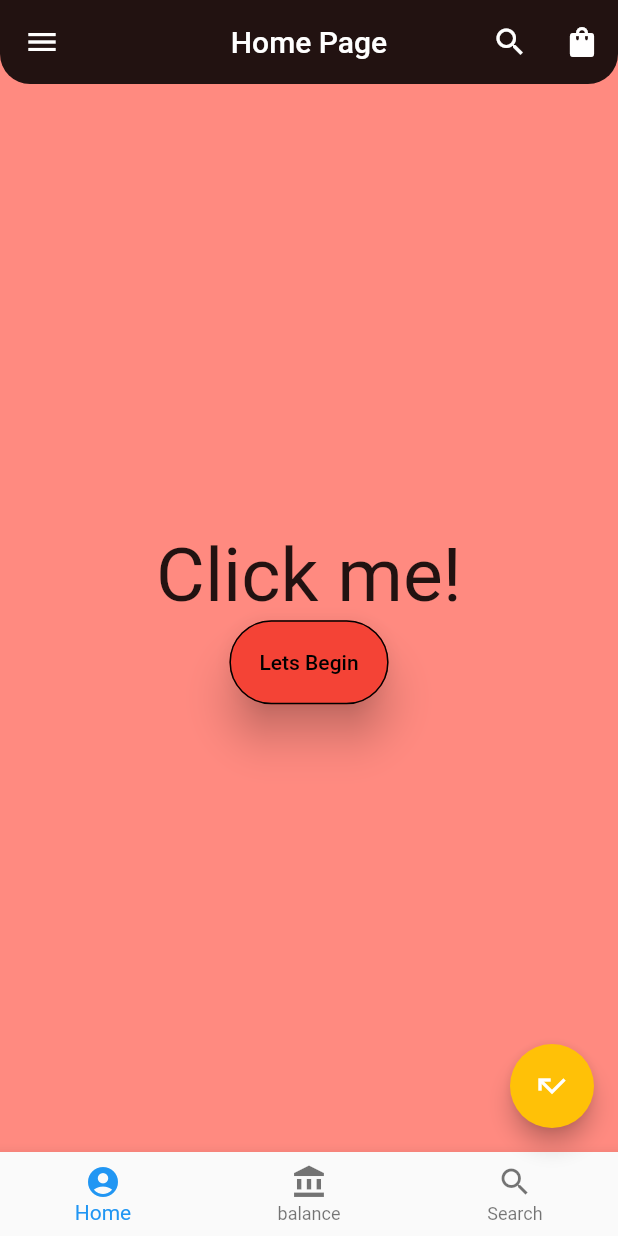
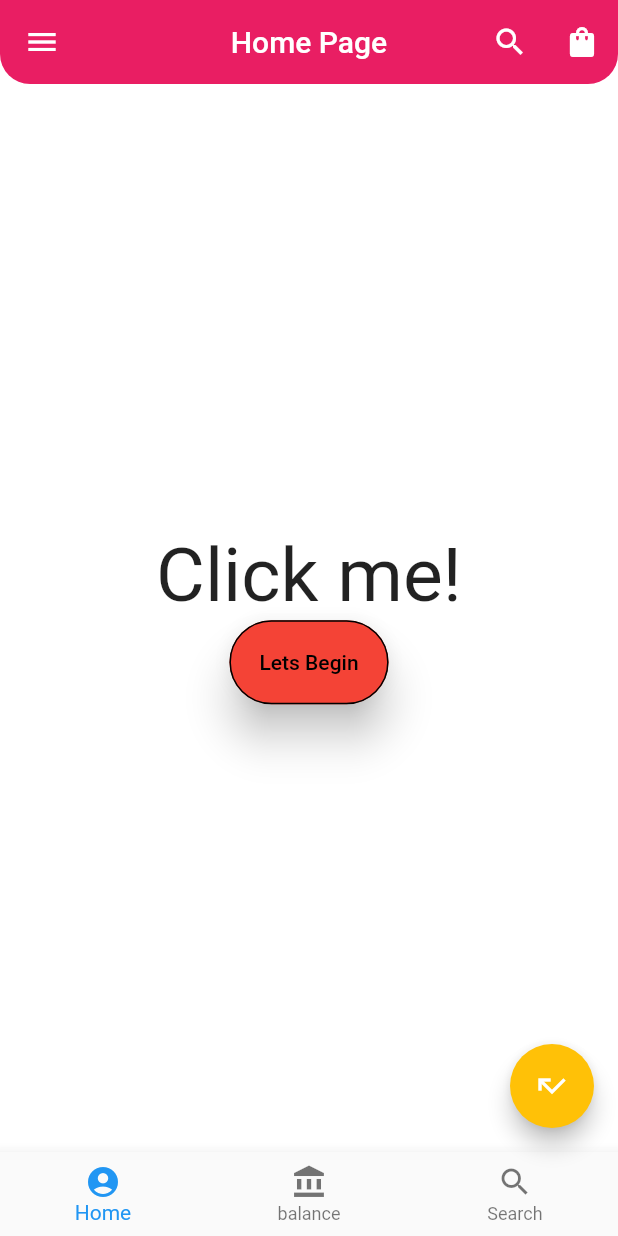
Before and after one commit to ankitojha07/daily_flutter_challenge, a Flutter app: the screen it shows after launch, on a phone screen of 412 x 824 dp. Run offline on Flutter 3.47's test engine with Material 2 defaults, Android fonts, the phone set to English and light mode, and no system bars; our stand-ins replace font_awesome_flutter.

Commit message:
navigation drawr added

```diff
--- a/lib/Screens/Home.dart
+++ b/lib/Screens/Home.dart
@@ -11,7 +11,6 @@ class HomePage extends StatelessWidget {
   Widget build(BuildContext context) {
     return Scaffold(
       appBar: AppBar(
-        leading: IconButton(icon: Icon(Icons.menu), onPressed: (){},),
         title: Text('Home Page'),
         actions:<Widget> [
           IconButton(onPressed: (){}, icon: Icon(Icons.search)),
@@ -19,12 +18,42 @@ class HomePage extends StatelessWidget {
         ],
         elevation: 0,
         centerTitle: true,
-        backgroundColor: Colors.black87,
+        backgroundColor: Colors.pink.shade500,
         shape: RoundedRectangleBorder(borderRadius: BorderRadius.vertical(bottom: Radius.circular(20))),
         // flexibleSpace: Image(
         //   image: NetworkImage('https://pbs.twimg.com/media/FN3gTJ5akAMW-UX?format=jpg&name=900x900'),
         //   fit: BoxFit.cover,
         // ),
+      ),
+      drawer: Drawer(
+        backgroundColor: Colors.white,
+        child: ListView(
+          children: [
+            UserAccountsDrawerHeader(
+              decoration: BoxDecoration(
+              color: Colors.pink.shade500,
+    ),
+              accountName: Text('Ankit Ojha'),
+              accountEmail: Text('ankitojha@gmail.com'),
+              currentAccountPicture: CircleAvatar(foregroundImage: AssetImage('images/logo.png'),),
+
+              ),
+              ListTile(leading: Icon(Icons.home), title: Text('Home'),),
+              ListTile(leading: Icon(Icons.search), title: Text('Search'),),
+              ListTile(leading: Icon(Icons.shopping_bag), title: Text('Shopping'),),
+              ListTile(leading: Icon(Icons.logo_dev), title: Text('Developer Mode'),),
+
+              Padding(
+                padding: const EdgeInsets.all(15.0),
+                child: Text('Labels', style: TextStyle(fontWeight: FontWeight.bold),),
+              ),
+
+              ListTile(leading: Icon(Icons.home), title: Text('Home'),),
+              ListTile(leading: Icon(Icons.search), title: Text('Search'),),
+              ListTile(leading: Icon(Icons.shopping_bag), title: Text('Shopping'),),
+              ListTile(leading: Icon(Icons.logo_dev), title: Text('Developer Mode'),),
+          ],
+        ),
       ),
       floatingActionButton: FloatingActionButton(
         child: Icon(Icons.call_missed),
@@ -39,7 +68,7 @@ class HomePage extends StatelessWidget {
       onTap: (int i){
         debugPrint('Clicked on ${i+1}');
       },),
-      backgroundColor: Colors.redAccent.shade100,
+      backgroundColor: Colors.white,
       body:Center(
         child: Column(
           mainAxisAlignment: MainAxisAlignment.center,
```
Also changed, not shown: lib/Screens/Bizcard.dart (added, +48 -0 lines).
